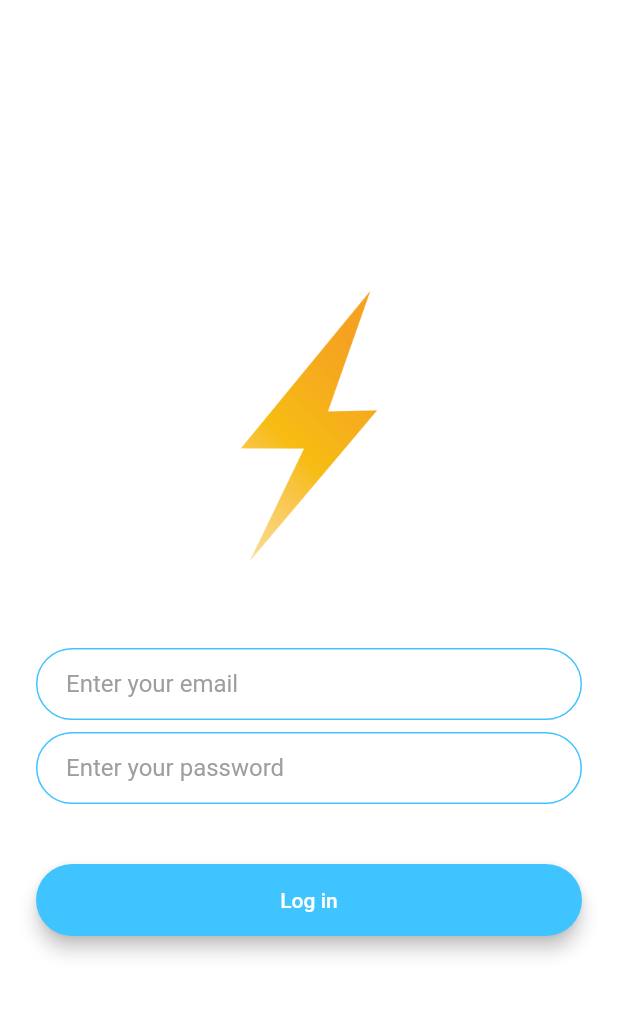
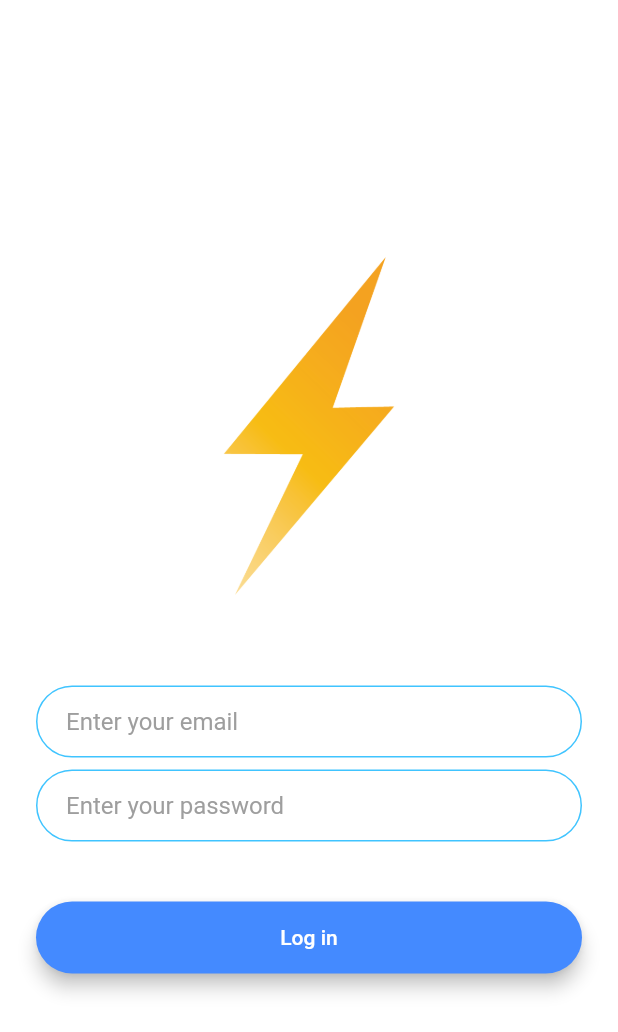
Before and after one commit to nestorsgarzonc/flash-chat-flutter, a Flutter app: the screen it shows after launch, after a tap on "Log In", on a phone screen of 412 x 824 dp. Shown: the top 1032 px of the screen. Run offline on Flutter 3.47's test engine with Material 2 defaults, Android fonts, the phone set to English and light mode, and no system bars; our stand-ins replace animated_text_kit.

```diff
--- a/lib/main.dart
+++ b/lib/main.dart
@@ -15,6 +15,7 @@ class MyApp extends StatelessWidget {
         ),
         scaffoldBackgroundColor: Colors.white,
         inputDecorationTheme: kInputDecorationTheme,
+        cursorColor: Colors.blueAccent
       ),
       title: 'Material App',
       initialRoute: WelcomeScreen.id,
--- a/lib/screens/login_screen.dart
+++ b/lib/screens/login_screen.dart
@@ -21,15 +21,18 @@ class _LoginScreenState extends State<LoginScreen> {
           mainAxisAlignment: MainAxisAlignment.center,
           crossAxisAlignment: CrossAxisAlignment.stretch,
           children: <Widget>[
-            HeroLogo(),
+            HeroLogo(imageHeight: 250),
             SizedBox(height: 48.0),
-            EmailTextField(onChangedValue: (value) {}),
+            EmailTextField(onChangedValue: (value) {
+              print(value);
+            }),
             SizedBox(height: 8.0),
             PasswordTextField(onChangedValue: (value) {}),
             SizedBox(height: 24.0),
             BottonsLogin(
               function: () {},
               buttonText: 'Log in',
+              color: Colors.blueAccent,
             ),
           ],
         ),
--- a/lib/screens/registration_screen.dart
+++ b/lib/screens/registration_screen.dart
@@ -20,7 +20,7 @@ class _RegistrationScreenState extends State<RegistrationScreen> {
           mainAxisAlignment: MainAxisAlignment.center,
           crossAxisAlignment: CrossAxisAlignment.stretch,
           children: <Widget>[
-            HeroLogo(),
+            HeroLogo(imageHeight: 250),
             SizedBox(height: 48.0),
             EmailTextField(onChangedValue: (value) {}),
             SizedBox(height: 8.0),
@@ -29,6 +29,7 @@ class _RegistrationScreenState extends State<RegistrationScreen> {
             BottonsLogin(
               function: () {},
               buttonText: 'Register',
+              color: Colors.blueAccent,
             ),
           ],
         ),
--- a/lib/screens/welcome_screen.dart
+++ b/lib/screens/welcome_screen.dart
@@ -1,8 +1,8 @@
-import 'package:flash_chat_flutter/constants.dart';
 import 'package:animated_text_kit/animated_text_kit.dart';
 import 'package:flash_chat_flutter/screens/login_screen.dart';
 import 'package:flash_chat_flutter/screens/registration_screen.dart';
 import 'package:flash_chat_flutter/widgets/botton_login.dart';
+import 'package:flash_chat_flutter/widgets/hero_logo.dart';
 import 'package:flutter/material.dart';
 
 class WelcomeScreen extends StatefulWidget {
@@ -51,8 +51,10 @@ class _WelcomeScreenState extends State<WelcomeScreen>
             BottonsLogin(
               function: () => Navigator.pushNamed(context, LoginScreen.id),
               buttonText: 'Log In',
+              color: Colors.lightBlueAccent,
             ),
             BottonsLogin(
+              color: Colors.blueAccent,
               function: () =>
                   Navigator.pushNamed(context, RegistrationScreen.id),
               buttonText: 'Sign In',
@@ -66,9 +68,8 @@ class _WelcomeScreenState extends State<WelcomeScreen>
   Row logoApp() {
     return Row(
       children: <Widget>[
-        Hero(
-          tag: 'logo',
-          child: Container(child: Image.asset(imageLogo), height: 60.0),
+        HeroLogo(
+          imageHeight: 60,
         ),
         TypewriterAnimatedTextKit(
           speed: Duration(seconds: 1),
--- a/lib/widgets/botton_login.dart
+++ b/lib/widgets/botton_login.dart
@@ -3,7 +3,8 @@ import 'package:flutter/material.dart';
 class BottonsLogin extends StatelessWidget {
   final Function function;
   final String buttonText;
-  BottonsLogin({@required this.function, @required this.buttonText});
+  final Color color;
+  BottonsLogin({@required this.function, @required this.buttonText, @required this.color});
 
   @override
   Widget build(BuildContext context) {
@@ -11,7 +12,7 @@ class BottonsLogin extends StatelessWidget {
       padding: EdgeInsets.symmetric(vertical: 16.0),
       child: Material(
         elevation: 5.0,
-        color: Colors.lightBlueAccent,
+        color: color,
         borderRadius: BorderRadius.circular(30.0),
         child: MaterialButton(
           onPressed: function,
--- a/lib/widgets/hero_logo.dart
+++ b/lib/widgets/hero_logo.dart
@@ -2,14 +2,13 @@ import 'package:flash_chat_flutter/constants.dart';
 import 'package:flutter/material.dart';
 
 class HeroLogo extends StatelessWidget {
-  const HeroLogo({
-    Key key,
-  }) : super(key: key);
+  final double imageHeight;
+  HeroLogo({@required this.imageHeight});
 
   @override
   Widget build(BuildContext context) {
     return Hero(
-      child: Container(height: 200.0, child: Image.asset(imageLogo)),
+      child: Container(height: imageHeight, child: Image.asset(imageLogo)),
       tag: 'logo',
     );
   }
```
